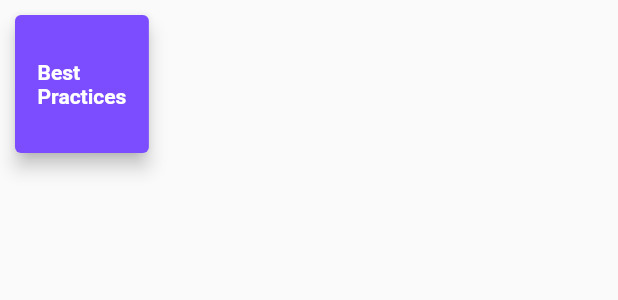
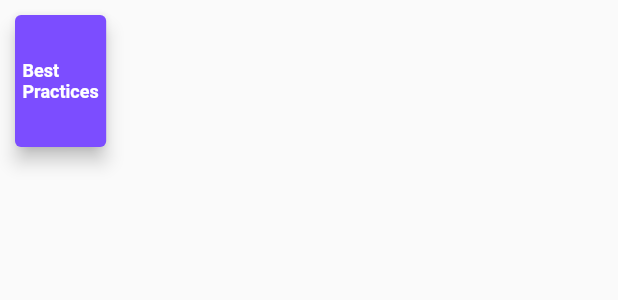
Before and after one commit to mlg389/JeopardyLeopardy, a Flutter app: the TopicsWidget widget shown alone on an empty page, opened directly, on a phone screen of 412 x 824 dp. Shown: the top 300 px of the screen. Run offline on Flutter 3.47's test engine with Material 2 defaults, Android fonts, the phone set to English and light mode, and no system bars.

```diff
--- a/lib/TopicsWidget.dart
+++ b/lib/TopicsWidget.dart
@@ -1,18 +1,21 @@
 import 'package:flutter/material.dart';
 
 class TopicsWidget extends StatelessWidget {
-  TopicsWidget({this.topic});
+  TopicsWidget({this.topic, this.fontSize});
+  final double fontSize;
   final String topic;
 
   @override
   Widget build(BuildContext context) {
     return Card(
       child: Padding(
-        padding:
-            const EdgeInsets.only(left: 15, right: 15, top: 30, bottom: 30),
+        padding: const EdgeInsets.only(left: 5, right: 5, top: 30, bottom: 30),
         child: Text(
           topic,
-          style: TextStyle(color: Colors.white, fontWeight: FontWeight.bold),
+          style: TextStyle(
+              color: Colors.white,
+              fontWeight: FontWeight.bold,
+              fontSize: fontSize),
         ),
       ),
       elevation: 5,
```
Also changed, not shown: lib/questionsPage.dart (+4 -4 lines).
